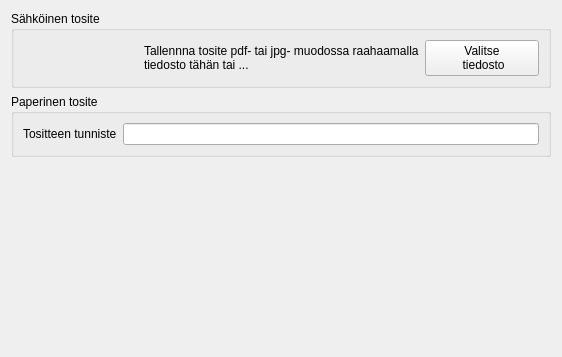
First picture: the form in kitupiikki/kirjaus/tositewg.ui, repository artoh/kitupiikki, before the edit.
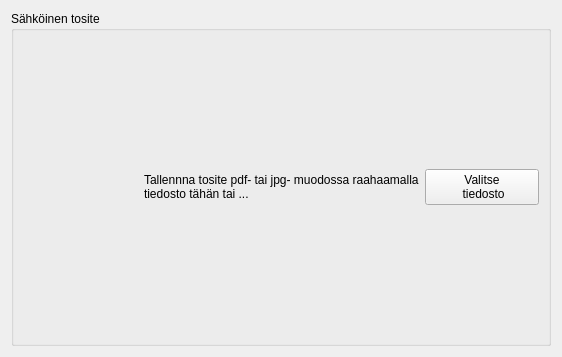
Second picture: the form after the edit. Icons and pictures are not drawn.

The edit to the form file:
```diff
--- a/kitupiikki/kirjaus/tositewg.ui
+++ b/kitupiikki/kirjaus/tositewg.ui
@@ -51,41 +51,6 @@
      </layout>
     </widget>
    </item>
-   <item>
-    <widget class="QGroupBox" name="groupBox_2">
-     <property name="title">
-      <string>Paperinen tosite</string>
-     </property>
-     <layout class="QFormLayout" name="formLayout">
-      <item row="0" column="0">
-       <widget class="QLabel" name="label_3">
-        <property name="text">
-         <string>Tositteen tunniste</string>
-        </property>
-        <property name="buddy">
-         <cstring>tositenroEdit</cstring>
-        </property>
-       </widget>
-      </item>
-      <item row="0" column="1">
-       <widget class="QLineEdit" name="tositenroEdit"/>
-      </item>
-     </layout>
-    </widget>
-   </item>
-   <item>
-    <spacer name="verticalSpacer">
-     <property name="orientation">
-      <enum>Qt::Vertical</enum>
-     </property>
-     <property name="sizeHint" stdset="0">
-      <size>
-       <width>20</width>
-       <height>92</height>
-      </size>
-     </property>
-    </spacer>
-   </item>
   </layout>
  </widget>
  <resources>
```
